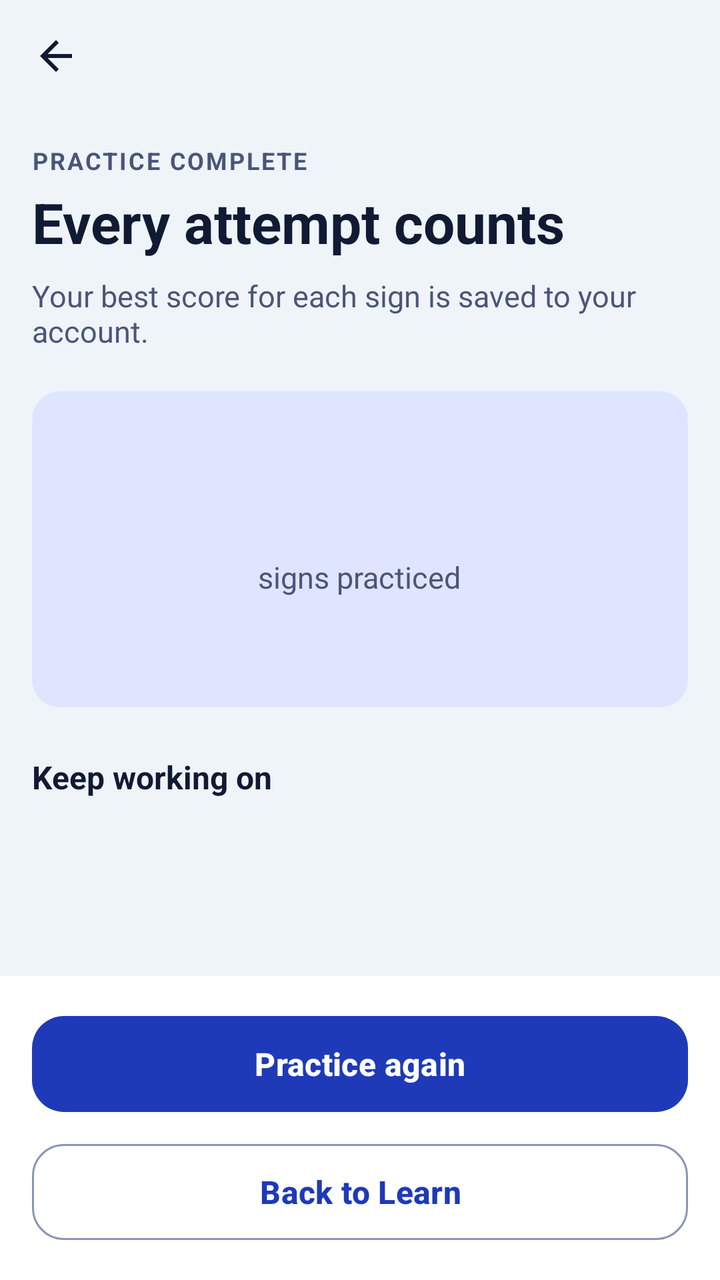
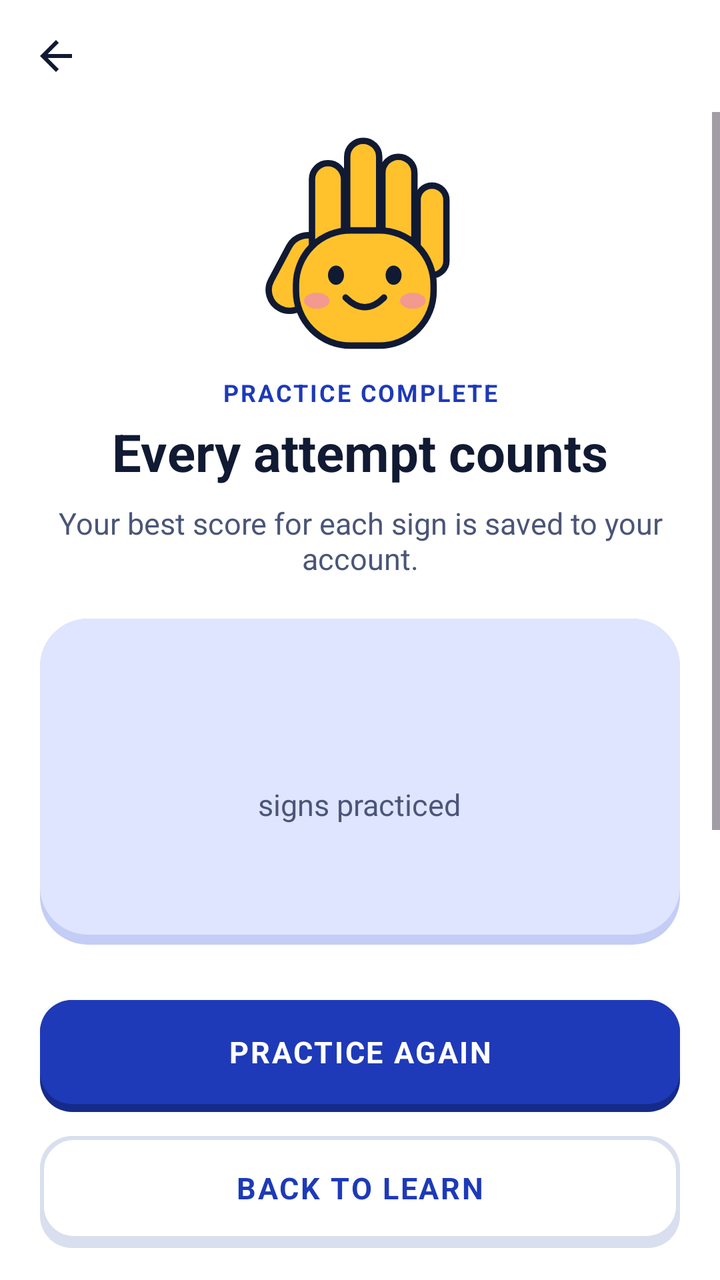

The first picture is an Android layout as it rendered before a commit; the second is the same layout after the commit. The layout source and the unified diff follow.
<!-- AndroidManifest.xml: application theme Theme.Senyas -->
<!-- res/layout/fragment_practice_summary.xml -->
<?xml version="1.0" encoding="utf-8"?>
<LinearLayout xmlns:android="http://schemas.android.com/apk/res/android"
    xmlns:app="http://schemas.android.com/apk/res-auto"
    android:layout_width="match_parent"
    android:layout_height="match_parent"
    android:orientation="vertical">

    <include layout="@layout/view_top_bar" />

    <ScrollView
        android:layout_width="match_parent"
        android:layout_height="0dp"
        android:layout_weight="1">

        <LinearLayout
            android:layout_width="match_parent"
            android:layout_height="wrap_content"
            android:orientation="vertical"
            android:padding="16dp">

            <TextView android:layout_width="match_parent" android:layout_height="wrap_content" android:text="@string/practice_complete" android:textColor="@color/text_secondary" android:textSize="12sp" android:textStyle="bold" android:letterSpacing="0.08" />
            <TextView android:layout_width="match_parent" android:layout_height="wrap_content" android:layout_marginTop="4dp" android:text="@string/every_attempt_counts" android:textColor="@color/text_primary" android:textSize="28sp" android:textStyle="bold" />
            <TextView android:layout_width="match_parent" android:layout_height="wrap_content" android:layout_marginTop="8dp" android:text="@string/your_sample_score_is_saved" android:textColor="@color/text_secondary" android:textSize="15sp" />

            <LinearLayout
                android:layout_width="match_parent"
                android:layout_height="wrap_content"
                android:layout_marginTop="20dp"
                android:background="@drawable/bg_tile"
                android:backgroundTint="@color/blue_container"
                android:gravity="center_horizontal"
                android:orientation="vertical"
                android:padding="24dp">

                <TextView android:id="@+id/tv_score" android:layout_width="wrap_content" android:layout_height="wrap_content" android:textColor="@color/text_primary" android:textSize="44sp" android:textStyle="bold" />
                <TextView android:layout_width="wrap_content" android:layout_height="wrap_content" android:text="@string/signs_practiced" android:textColor="@color/text_secondary" android:textSize="15sp" />
                <TextView android:id="@+id/tv_avg" android:layout_width="wrap_content" android:layout_height="wrap_content" android:layout_marginTop="12dp" android:textColor="@color/text_primary" android:textSize="14sp" android:textStyle="bold" />
            </LinearLayout>

            <TextView android:layout_width="match_parent" android:layout_height="wrap_content" android:layout_marginTop="24dp" android:text="@string/keep_working_on" android:textColor="@color/text_primary" android:textSize="16sp" android:textStyle="bold" />
            <TextView android:id="@+id/tv_work1" android:layout_width="match_parent" android:layout_height="wrap_content" android:layout_marginTop="6dp" android:textColor="@color/text_primary" android:textSize="15sp" />
            <TextView android:id="@+id/tv_work2" android:layout_width="match_parent" android:layout_height="wrap_content" android:layout_marginTop="2dp" android:textColor="@color/text_secondary" android:textSize="14sp" />
        </LinearLayout>
    </ScrollView>

    <LinearLayout
        android:layout_width="match_parent"
        android:layout_height="wrap_content"
        android:background="@color/surface"
        android:orientation="vertical"
        android:padding="16dp">

        <com.google.android.material.button.MaterialButton android:id="@+id/btn_again" android:layout_width="match_parent" android:layout_height="56dp" android:text="@string/practice_again" android:textSize="16sp" android:textStyle="bold" app:cornerRadius="16dp" />
        <com.google.android.material.button.MaterialButton android:id="@+id/btn_learn" style="?attr/materialButtonOutlinedStyle" android:layout_width="match_parent" android:layout_height="56dp" android:layout_marginTop="8dp" android:text="@string/back_to_learn" android:textSize="16sp" android:textStyle="bold" app:cornerRadius="16dp" />
    </LinearLayout>
</LinearLayout>
<!-- res/layout/view_top_bar.xml (included above) -->
<?xml version="1.0" encoding="utf-8"?>
<LinearLayout xmlns:android="http://schemas.android.com/apk/res/android"
    android:layout_width="match_parent"
    android:layout_height="56dp"
    android:gravity="center_vertical"
    android:orientation="horizontal"
    android:paddingStart="4dp"
    android:paddingEnd="16dp">

    <ImageButton
        android:id="@+id/btn_back"
        android:layout_width="48dp"
        android:layout_height="48dp"
        android:background="?attr/selectableItemBackgroundBorderless"
        android:contentDescription="@string/back"
        android:src="@drawable/ic_back"
        android:tint="@color/text_primary" />

    <TextView
        android:id="@+id/tv_bar_title"
        android:layout_width="wrap_content"
        android:layout_height="wrap_content"
        android:layout_marginStart="4dp"
        android:textColor="@color/text_primary"
        android:textSize="20sp"
        android:textStyle="bold" />
</LinearLayout>
<!-- resources referenced by this layout -->
<resources>
  <color name="blue_container">#DFE5FF</color>
  <color name="surface">#FFFFFF</color>
  <color name="text_primary">#111A33</color>
  <color name="text_secondary">#4B5578</color>
  <!-- drawable bg_tile (drawable) -->
  <?xml version="1.0" encoding="utf-8"?>
  <shape xmlns:android="http://schemas.android.com/apk/res/android" android:shape="rectangle">
      <solid android:color="@color/surface" />
      <corners android:radius="14dp" />
  </shape>
  <string name="back">Back</string>
  <string name="back_to_learn">Back to Learn</string>
  <string name="every_attempt_counts">Every attempt counts</string>
  <string name="keep_working_on">Keep working on</string>
  <string name="practice_again">Practice again</string>
  <string name="practice_complete">PRACTICE COMPLETE</string>
  <string name="signs_practiced">signs practiced</string>
  <string name="your_sample_score_is_saved">Your best score for each sign is saved to your account.</string>
  <color name="senyas_blue">#1E3AB8</color>
  <color name="white">#FFFFFFFF</color>
  <color name="sun_yellow">#FFC22D</color>
  <color name="navy">#111A33</color>
  <color name="background">#EFF4F9</color>
  <color name="outline">#8A94B8</color>
  <color name="error">#B3261E</color>
  <!-- unchanged entries left out for length: 3 -->
</resources>

<!-- the commit's change to res/layout/fragment_practice_summary.xml (unified diff, before → after) -->
@@ -1,8 +1,8 @@
 <?xml version="1.0" encoding="utf-8"?>
 <LinearLayout xmlns:android="http://schemas.android.com/apk/res/android"
-    xmlns:app="http://schemas.android.com/apk/res-auto"
     android:layout_width="match_parent"
     android:layout_height="match_parent"
+    android:background="@color/surface"
     android:orientation="vertical">
 
     <include layout="@layout/view_top_bar" />
@@ -10,36 +10,117 @@
     <ScrollView
         android:layout_width="match_parent"
         android:layout_height="0dp"
-        android:layout_weight="1">
+        android:layout_weight="1"
+        android:overScrollMode="never">
 
         <LinearLayout
             android:layout_width="match_parent"
             android:layout_height="wrap_content"
             android:orientation="vertical"
-            android:padding="16dp">
+            android:paddingStart="20dp"
+            android:paddingTop="8dp"
+            android:paddingEnd="20dp"
+            android:paddingBottom="20dp">
 
-            <TextView android:layout_width="match_parent" android:layout_height="wrap_content" android:text="@string/practice_complete" android:textColor="@color/text_secondary" android:textSize="12sp" android:textStyle="bold" android:letterSpacing="0.08" />
-            <TextView android:layout_width="match_parent" android:layout_height="wrap_content" android:layout_marginTop="4dp" android:text="@string/every_attempt_counts" android:textColor="@color/text_primary" android:textSize="28sp" android:textStyle="bold" />
-            <TextView android:layout_width="match_parent" android:layout_height="wrap_content" android:layout_marginTop="8dp" android:text="@string/your_sample_score_is_saved" android:textColor="@color/text_secondary" android:textSize="15sp" />
+            <ImageView
+                android:layout_width="96dp"
+                android:layout_height="112dp"
+                android:layout_gravity="center_horizontal"
+                android:importantForAccessibility="no"
+                android:src="@drawable/ic_mascot" />
+
+            <TextView
+                android:layout_width="match_parent"
+                android:layout_height="wrap_content"
+                android:layout_marginTop="12dp"
+                android:gravity="center"
+                android:letterSpacing="0.08"
+                android:text="@string/practice_complete"
+                android:textAllCaps="true"
+                android:textColor="@color/accent"
+                android:textSize="12sp"
+                android:textStyle="bold" />
+
+            <TextView
+                android:layout_width="match_parent"
+                android:layout_height="wrap_content"
+                android:layout_marginTop="4dp"
+                android:gravity="center"
+                android:text="@string/every_attempt_counts"
+                android:textColor="@color/text_primary"
+                android:textSize="26sp"
+                android:textStyle="bold" />
+
+            <TextView
+                android:layout_width="match_parent"
+                android:layout_height="wrap_content"
+                android:layout_marginTop="8dp"
+                android:gravity="center"
+                android:text="@string/your_sample_score_is_saved"
+                android:textColor="@color/text_secondary"
+                android:textSize="15sp" />
 
             <LinearLayout
                 android:layout_width="match_parent"
                 android:layout_height="wrap_content"
                 android:layout_marginTop="20dp"
-                android:background="@drawable/bg_tile"
-                android:backgroundTint="@color/blue_container"
+                android:background="@drawable/bg_card_tinted"
                 android:gravity="center_horizontal"
                 android:orientation="vertical"
-                android:padding="24dp">
+                android:paddingStart="24dp"
+                android:paddingTop="24dp"
+                android:paddingEnd="24dp"
+                android:paddingBottom="29dp">
 
-                <TextView android:id="@+id/tv_score" android:layout_width="wrap_content" android:layout_height="wrap_content" android:textColor="@color/text_primary" android:textSize="44sp" android:textStyle="bold" />
-                <TextView android:layout_width="wrap_content" android:layout_height="wrap_content" android:text="@string/signs_practiced" android:textColor="@color/text_secondary" android:textSize="15sp" />
-                <TextView android:id="@+id/tv_avg" android:layout_width="wrap_content" android:layout_height="wrap_content" android:layout_marginTop="12dp" android:textColor="@color/text_primary" android:textSize="14sp" android:textStyle="bold" />
+                <TextView
+                    android:id="@+id/tv_score"
+                    android:layout_width="wrap_content"
+                    android:layout_height="wrap_content"
+                    android:textColor="@color/text_primary"
+                    android:textSize="44sp"
+                    android:textStyle="bold" />
+
+                <TextView
+                    android:layout_width="wrap_content"
+                    android:layout_height="wrap_content"
+                    android:text="@string/signs_practiced"
+                    android:textColor="@color/text_secondary"
+                    android:textSize="15sp" />
+
+                <TextView
+                    android:id="@+id/tv_avg"
+                    android:layout_width="wrap_content"
+                    android:layout_height="wrap_content"
+                    android:layout_marginTop="12dp"
+                    android:textColor="@color/text_primary"
+                    android:textSize="14sp"
+                    android:textStyle="bold" />
             </LinearLayout>
 
-            <TextView android:layout_width="match_parent" android:layout_height="wrap_content" android:layout_marginTop="24dp" android:text="@string/keep_working_on" android:textColor="@color/text_primary" android:textSize="16sp" android:textStyle="bold" />
-            <TextView android:id="@+id/tv_work1" android:layout_width="match_parent" android:layout_height="wrap_content" android:layout_marginTop="6dp" android:textColor="@color/text_primary" android:textSize="15sp" />
-            <TextView android:id="@+id/tv_work2" android:layout_width="match_parent" android:layout_height="wrap_content" android:layout_marginTop="2dp" android:textColor="@color/text_secondary" android:textSize="14sp" />
+            <TextView
+                android:layout_width="match_parent"
+                android:layout_height="wrap_content"
+                android:layout_marginTop="24dp"
+                android:text="@string/keep_working_on"
+                android:textColor="@color/text_primary"
+                android:textSize="16sp"
+                android:textStyle="bold" />
+
+            <TextView
+                android:id="@+id/tv_work1"
+                android:layout_width="match_parent"
+                android:layout_height="wrap_content"
+                android:layout_marginTop="6dp"
+                android:textColor="@color/text_primary"
+                android:textSize="15sp" />
+
+            <TextView
+                android:id="@+id/tv_work2"
+                android:layout_width="match_parent"
+                android:layout_height="wrap_content"
+                android:layout_marginTop="2dp"
+                android:textColor="@color/text_secondary"
+                android:textSize="14sp" />
         </LinearLayout>
     </ScrollView>
 
@@ -48,10 +129,21 @@
         android:layout_height="wrap_content"
         android:background="@color/surface"
         android:orientation="vertical"
-        android:padding="16dp">
+        android:paddingStart="20dp"
+        android:paddingTop="8dp"
+        android:paddingEnd="20dp"
+        android:paddingBottom="16dp">
 
-        <com.google.android.material.button.MaterialButton android:id="@+id/btn_again" android:layout_width="match_parent" android:layout_height="56dp" android:text="@string/practice_again" android:textSize="16sp" android:textStyle="bold" app:cornerRadius="16dp" />
-        <com.google.android.material.button.MaterialButton android:id="@+id/btn_learn" style="?attr/materialButtonOutlinedStyle" android:layout_width="match_parent" android:layout_height="56dp" android:layout_marginTop="8dp" android:text="@string/back_to_learn" android:textSize="16sp" android:textStyle="bold" app:cornerRadius="16dp" />
+        <TextView
+            android:id="@+id/btn_again"
+            style="@style/Widget.Senyas.Btn3D.Primary"
+            android:text="@string/practice_again" />
+
+        <TextView
+            android:id="@+id/btn_learn"
+            style="@style/Widget.Senyas.Btn3D.Secondary"
+            android:layout_marginTop="12dp"
+            android:text="@string/back_to_learn" />
     </LinearLayout>
 </LinearLayout>
 <!-- res/layout/view_top_bar.xml (included above) -->
<!-- resource entries referenced after the edit -->
@@ -1,15 +1,37 @@
 <!-- resources referenced by this layout -->
 <resources>
+  <color name="accent">#1E3AB8</color>
   <color name="blue_container">#DFE5FF</color>
+  <!-- drawable btn_primary (drawable) -->
+  <?xml version="1.0" encoding="utf-8"?>
+  <selector xmlns:android="http://schemas.android.com/apk/res/android">
+      <item android:state_enabled="false">
+          <layer-list>
+              <item android:bottom="0dp"><shape><solid android:color="@color/tag_grey" /><corners android:radius="16dp" /></shape></item>
+          </layer-list>
+      </item>
+      <item android:state_pressed="true">
+          <layer-list>
+              <item android:top="4dp"><shape><solid android:color="@color/senyas_blue" /><corners android:radius="16dp" /></shape></item>
+          </layer-list>
+      </item>
+      <item>
+          <layer-list>
+              <item><shape><solid android:color="@color/blue_edge" /><corners android:radius="16dp" /></shape></item>
+              <item android:bottom="4dp"><shape><solid android:color="@color/senyas_blue" /><corners android:radius="16dp" /></shape></item>
+          </layer-list>
+      </item>
+  </selector>
   <color name="surface">#FFFFFF</color>
   <color name="text_primary">#111A33</color>
   <color name="text_secondary">#4B5578</color>
-  <!-- drawable bg_tile (drawable) -->
+  <!-- drawable bg_card_tinted (drawable) -->
   <?xml version="1.0" encoding="utf-8"?>
-  <shape xmlns:android="http://schemas.android.com/apk/res/android" android:shape="rectangle">
-      <solid android:color="@color/surface" />
-      <corners android:radius="14dp" />
-  </shape>
+  <layer-list xmlns:android="http://schemas.android.com/apk/res/android">
+      <item><shape><solid android:color="@color/blue_container_edge" /><corners android:radius="24dp" /></shape></item>
+      <item android:bottom="5dp"><shape><solid android:color="@color/blue_container" /><corners android:radius="24dp" /></shape></item>
+  </layer-list>
+  <!-- drawable ic_mascot: vector/xml drawable (drawable, 2832 chars, omitted) -->
   <string name="back">Back</string>
   <string name="back_to_learn">Back to Learn</string>
   <string name="every_attempt_counts">Every attempt counts</string>
@@ -18,13 +40,40 @@
   <string name="practice_complete">PRACTICE COMPLETE</string>
   <string name="signs_practiced">signs practiced</string>
   <string name="your_sample_score_is_saved">Your best score for each sign is saved to your account.</string>
+  <style name="Widget.Senyas.Btn3D.Primary">
+          <item name="android:background">@drawable/btn_primary</item>
+          <item name="android:textColor">@color/white</item>
+      </style>
+  <style name="Widget.Senyas.Btn3D.Secondary">
+          <item name="android:background">@drawable/btn_secondary</item>
+          <item name="android:textColor">@color/accent</item>
+      </style>
+  <color name="blue_container_edge">#C3CDF5</color>
   <color name="senyas_blue">#1E3AB8</color>
   <color name="white">#FFFFFFFF</color>
+  <!-- drawable btn_secondary (drawable) -->
+  <?xml version="1.0" encoding="utf-8"?>
+  <selector xmlns:android="http://schemas.android.com/apk/res/android">
+      <item android:state_pressed="true">
+          <layer-list>
+              <item android:top="4dp"><shape><solid android:color="@color/surface" /><corners android:radius="16dp" /><stroke android:width="2dp" android:color="@color/card_stroke" /></shape></item>
+          </layer-list>
+      </item>
+      <item>
+          <layer-list>
+              <item><shape><solid android:color="@color/card_stroke" /><corners android:radius="16dp" /></shape></item>
+              <item android:bottom="4dp"><shape><solid android:color="@color/surface" /><corners android:radius="16dp" /><stroke android:width="2dp" android:color="@color/card_stroke" /></shape></item>
+          </layer-list>
+      </item>
+  </selector>
   <color name="sun_yellow">#FFC22D</color>
   <color name="navy">#111A33</color>
   <color name="background">#EFF4F9</color>
   <color name="outline">#8A94B8</color>
   <color name="error">#B3261E</color>
+  <color name="tag_grey">#E6E8EE</color>
+  <color name="blue_edge">#152B8A</color>
+  <color name="card_stroke">#D9DFEE</color>
   <!-- unchanged entries left out for length: 3 -->
 </resources>
 
